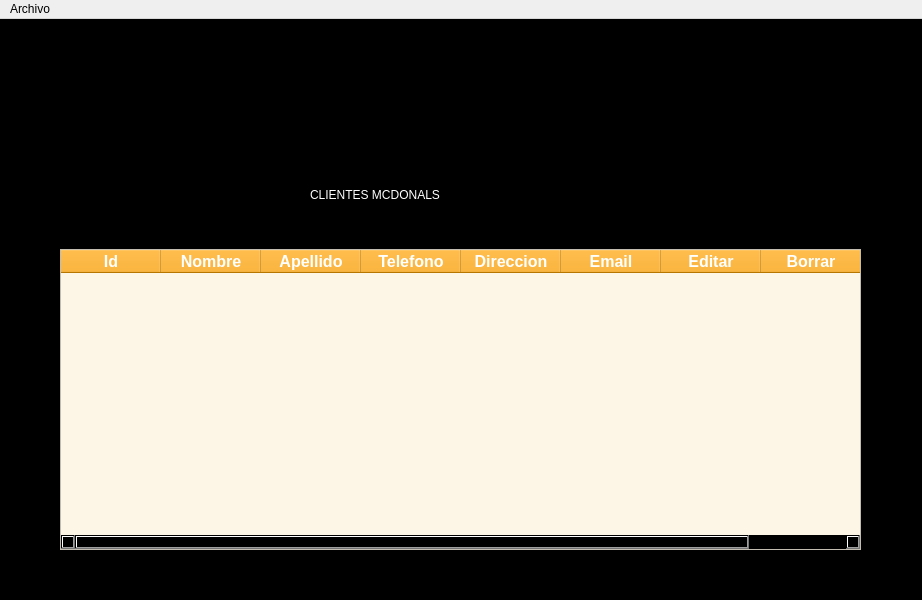
Above: views/cliente.ui from Jossue35/Final-P-B before the change. Below: the same form after it.
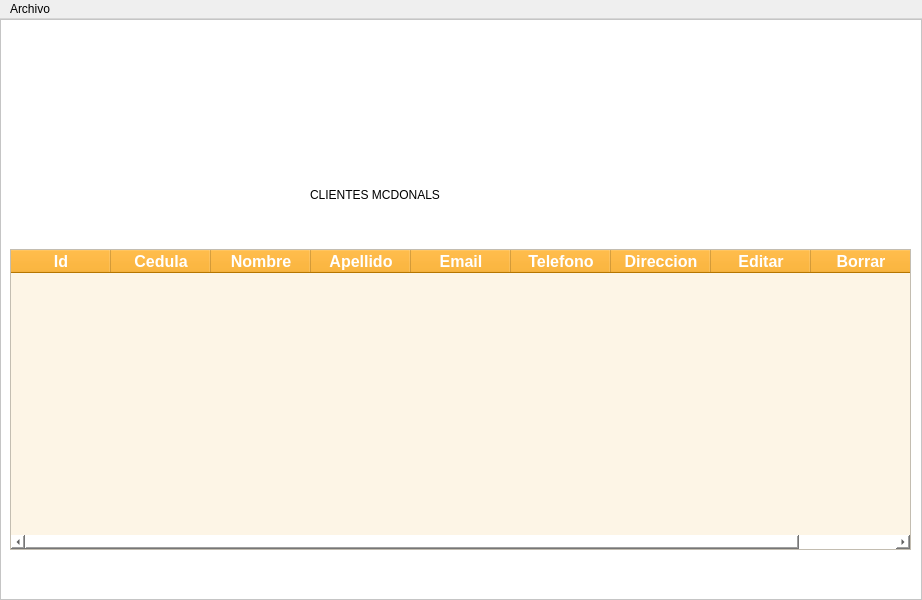
That is the form after the change. Icons and pictures are not drawn.

Commit message:
Cliente Window
Create cliente_window, cliente_form and cliente_model

The edit to the form file:
```diff
--- a/views/cliente.ui
+++ b/views/cliente.ui
@@ -33,7 +33,7 @@
     <item>
      <widget class="QFrame" name="frame">
       <property name="styleSheet">
-       <string notr="true">background-color: rgb(0, 0, 0);
+       <string notr="true">background-color: white;
 
 
 
@@ -48,9 +48,9 @@
       <widget class="QTableWidget" name="tableWidget">
        <property name="geometry">
         <rect>
-         <x>60</x>
+         <x>10</x>
          <y>230</y>
-         <width>801</width>
+         <width>901</width>
          <height>301</height>
         </rect>
        </property>
@@ -92,6 +92,18 @@
          </font>
         </property>
        </column>
+       <column>
+        <property name="text">
+         <string>Cedula</string>
+        </property>
+        <property name="font">
+         <font>
+          <pointsize>12</pointsize>
+          <weight>75</weight>
+          <bold>true</bold>
+         </font>
+        </property>
+       </column>
        <column>
         <property name="text">
          <string>Nombre</string>
@@ -116,6 +128,18 @@
          </font>
         </property>
        </column>
+       <column>
+        <property name="text">
+         <string>Email</string>
+        </property>
+        <property name="font">
+         <font>
+          <pointsize>12</pointsize>
+          <weight>75</weight>
+          <bold>true</bold>
+         </font>
+        </property>
+       </column>
        <column>
         <property name="text">
          <string>Telefono</string>
@@ -140,18 +164,6 @@
          </font>
         </property>
        </column>
-       <column>
-        <property name="text">
-         <string>Email</string>
-        </property>
-        <property name="font">
-         <font>
-          <pointsize>12</pointsize>
-          <weight>75</weight>
-          <bold>true</bold>
-         </font>
-        </property>
-       </column>
        <column>
         <property name="text">
          <string>Editar</string>
@@ -216,7 +228,7 @@
        </property>
        <property name="styleSheet">
         <string notr="true">font: 75 17pt &quot;Arial Black&quot;;
-color: white;</string>
+color: black;</string>
        </property>
        <property name="text">
         <string>CLIENTES MCDONALS</string>
```
Left out of the diff: 11 changed lines with no effect on the pictures. The commit also changes 8 other files.
